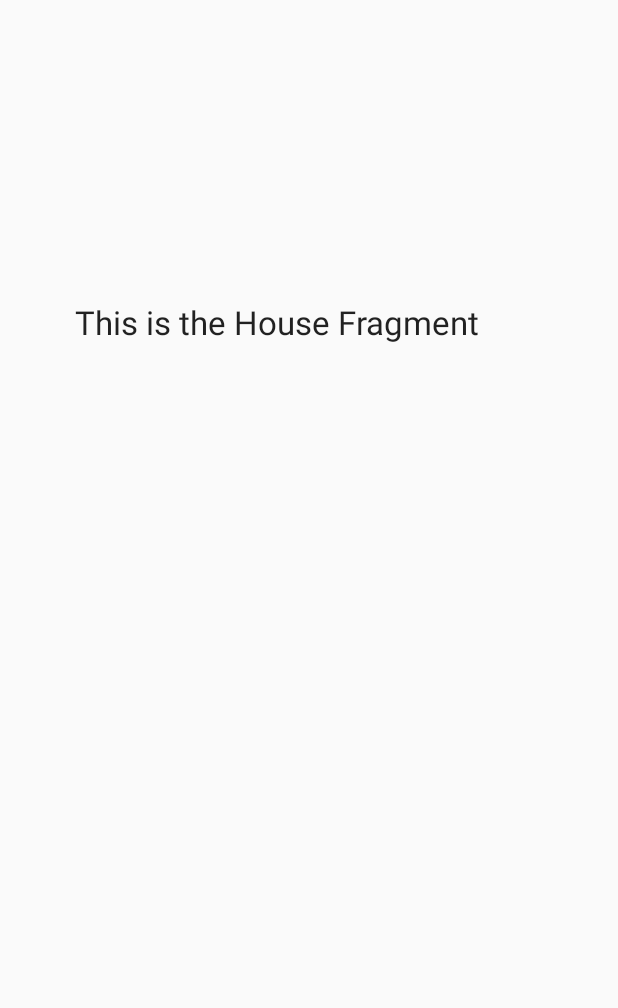
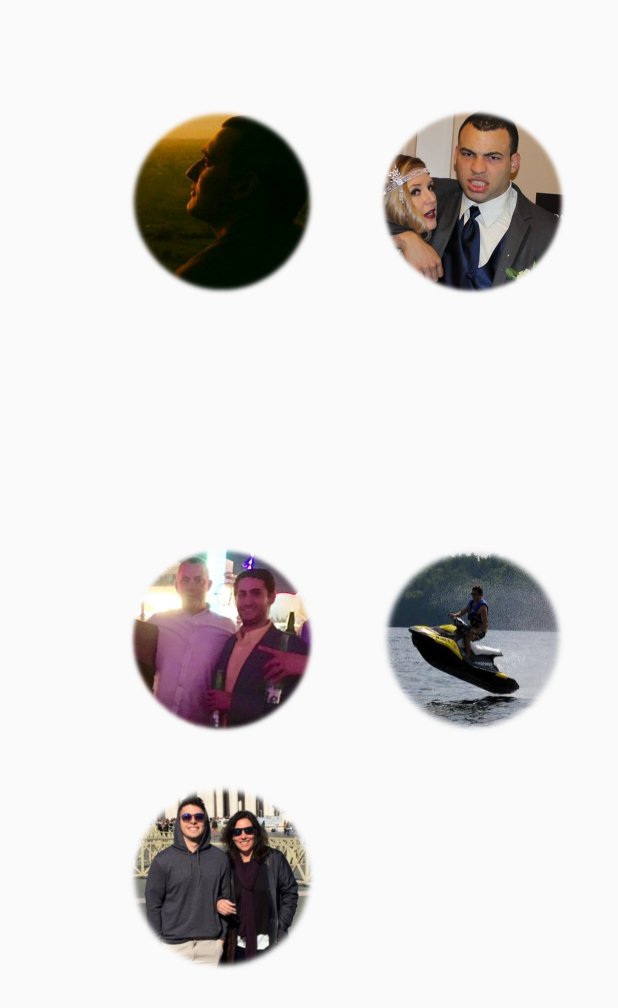
Before and after one commit to crinchiera/CarolMobileApp, an Android app: the layout house_fragment.xml on its own in the app's theme, with its tools: preview values and no code run, on a phone screen of 412 x 824 dp. Shown: the top 1008 px of the screen. Run offline under Robolectric (Android 15) with nearby library versions, the phone set to English and light mode, and no system bars.

Commit message:
added profile pic images and added house fragment layout

```diff
--- a/app/build.gradle
+++ b/app/build.gradle
@@ -27,4 +27,5 @@ dependencies {
     compile 'com.android.support:design:23.2.1'
     compile 'org.roboguice:roboguice:3.0.1'
     compile 'com.android.support:support-v4:23.2.1'
+    compile 'com.github.zzz40500:AndroidSweetSheet:1.1.0'
 }
--- a/app/src/main/res/drawable/side_nav_bar.xml
+++ b/app/src/main/res/drawable/side_nav_bar.xml
@@ -3,7 +3,7 @@
     <gradient
         android:angle="135"
         android:centerColor="@color/white"
-        android:endColor="#AF57E8"
-        android:startColor="#AF57E8"
+        android:endColor="#73BD44"
+        android:startColor="#73BD44"
         android:type="linear" />
 </shape>
--- a/app/src/main/res/layout/chores_fragment.xml
+++ b/app/src/main/res/layout/chores_fragment.xml
@@ -18,7 +18,7 @@
         android:layout_height="180dp"
         android:id="@+id/profileIcon"
         android:layout_marginTop="33dp"
-        android:src="@drawable/profile_image"
+        android:src="@drawable/michael_icon"
         android:layout_alignParentTop="true"
         android:layout_centerHorizontal="true" />
 
--- a/app/src/main/res/layout/content_main.xml
+++ b/app/src/main/res/layout/content_main.xml
@@ -17,8 +17,8 @@
     <ImageView
         android:layout_width="wrap_content"
         android:layout_height="wrap_content"
-        android:src="@drawable/carol_login"
-        android:layout_marginTop="37dp"
+        android:src="@drawable/we_clean_image"
+        android:layout_marginTop="45dp"
         android:layout_alignParentTop="true"
         android:layout_centerHorizontal="true"
         android:id="@+id/imageView" />
@@ -33,7 +33,7 @@
         android:layout_below="@+id/imageView"
         android:layout_alignLeft="@+id/editText2"
         android:layout_alignStart="@+id/editText2"
-        android:layout_marginTop="34dp" />
+        android:layout_marginTop="37dp" />
 
     <EditText
         android:layout_width="wrap_content"
--- a/app/src/main/res/layout/house_fragment.xml
+++ b/app/src/main/res/layout/house_fragment.xml
@@ -3,23 +3,66 @@
     android:orientation="vertical"
     android:layout_width="match_parent"
     android:layout_height="match_parent"
+    android:layout_marginTop="30dp"
+    android:layout_marginRight="-13dp"
     android:id="@+id/house_layout">
 
-    <LinearLayout
-        android:orientation="horizontal"
+    <RelativeLayout
         android:layout_width="match_parent"
-        android:layout_height="wrap_content"
-        android:layout_gravity="center_horizontal">
+        android:layout_height="match_parent">
 
-    </LinearLayout>
+        <ImageView
+            android:layout_width="125dp"
+            android:layout_height="125dp"
+            android:id="@+id/imageView2"
+            android:src="@drawable/michael_icon"
+            android:layout_marginRight="42dp"
+            android:layout_marginEnd="42dp"
+            android:layout_alignParentTop="true"
+            android:layout_toLeftOf="@+id/imageView3"
+            android:layout_toStartOf="@+id/imageView3"
+            android:layout_marginTop="42dp"
+            android:layout_marginLeft="25dp" />
 
-    <TextView
-        android:layout_width="wrap_content"
-        android:layout_height="wrap_content"
-        android:textAppearance="?android:attr/textAppearanceLarge"
-        android:text="This is the House Fragment"
-        android:id="@+id/textView3"
-        android:layout_marginTop="200dp"
-        android:layout_marginLeft="50dp" />
+        <ImageView
+            android:layout_width="125dp"
+            android:layout_height="125dp"
+            android:id="@+id/imageView3"
+            android:src="@drawable/jeremy_icon"
+            android:layout_marginRight="25dp"
+            android:layout_alignTop="@+id/imageView2"
+            android:layout_alignParentRight="true"
+            android:layout_alignParentEnd="true"
+            android:layout_marginEnd="47dp" />
+
+        <ImageView
+            android:layout_width="125dp"
+            android:layout_height="125dp"
+            android:id="@+id/imageView4"
+            android:src="@drawable/jeff_icon"
+            android:layout_alignTop="@+id/imageView5"
+            android:layout_alignLeft="@+id/imageView3"
+            android:layout_alignStart="@+id/imageView3" />
+
+        <ImageView
+            android:layout_width="125dp"
+            android:layout_height="125dp"
+            android:id="@+id/imageView5"
+            android:src="@drawable/matt_icon"
+            android:layout_centerVertical="true"
+            android:layout_alignLeft="@+id/imageView2"
+            android:layout_alignStart="@+id/imageView2" />
+
+        <ImageView
+            android:layout_width="125dp"
+            android:layout_height="125dp"
+            android:id="@+id/imageView6"
+            android:src="@drawable/danny_icon"
+            android:layout_below="@+id/imageView5"
+            android:layout_alignLeft="@+id/imageView5"
+            android:layout_alignStart="@+id/imageView5"
+            android:layout_marginTop="33dp" />
+
+    </RelativeLayout>
 
 </LinearLayout>
--- a/app/src/main/res/layout/nav_header_main.xml
+++ b/app/src/main/res/layout/nav_header_main.xml
@@ -16,6 +16,6 @@
         android:id="@+id/imageView"
         android:layout_width="50dp"
         android:layout_height="76dp"
-        android:src="@drawable/carol_image" />
+        android:src="@drawable/we_clean_image" />
 
 </LinearLayout>
--- a/app/src/main/res/values/colors.xml
+++ b/app/src/main/res/values/colors.xml
@@ -1,6 +1,6 @@
 <?xml version="1.0" encoding="utf-8"?>
 <resources>
-    <color name="colorPrimary">#AF57E8</color>
+    <color name="colorPrimary">#73BD44</color>
     <color name="colorPrimaryDark">#3F51B5</color>
     <color name="colorAccent">#FFFFFF</color>
     <color name="white">#FFFFFF</color>
--- a/build.gradle
+++ b/build.gradle
@@ -16,6 +16,9 @@ buildscript {
 allprojects {
     repositories {
         jcenter()
+        maven {
+            url "https://jitpack.io"
+        }
     }
 }
 
```
Also changed, not shown: app/src/main/res/drawable/danny_icon.png (added), app/src/main/res/drawable/jeff_icon.png (added), app/src/main/res/drawable/jeremy_icon.png (added), app/src/main/res/drawable/matt_icon.png (added), app/src/main/res/drawable/michael_icon.png (added), app/src/main/res/drawable/we_clean_image.png (added).
